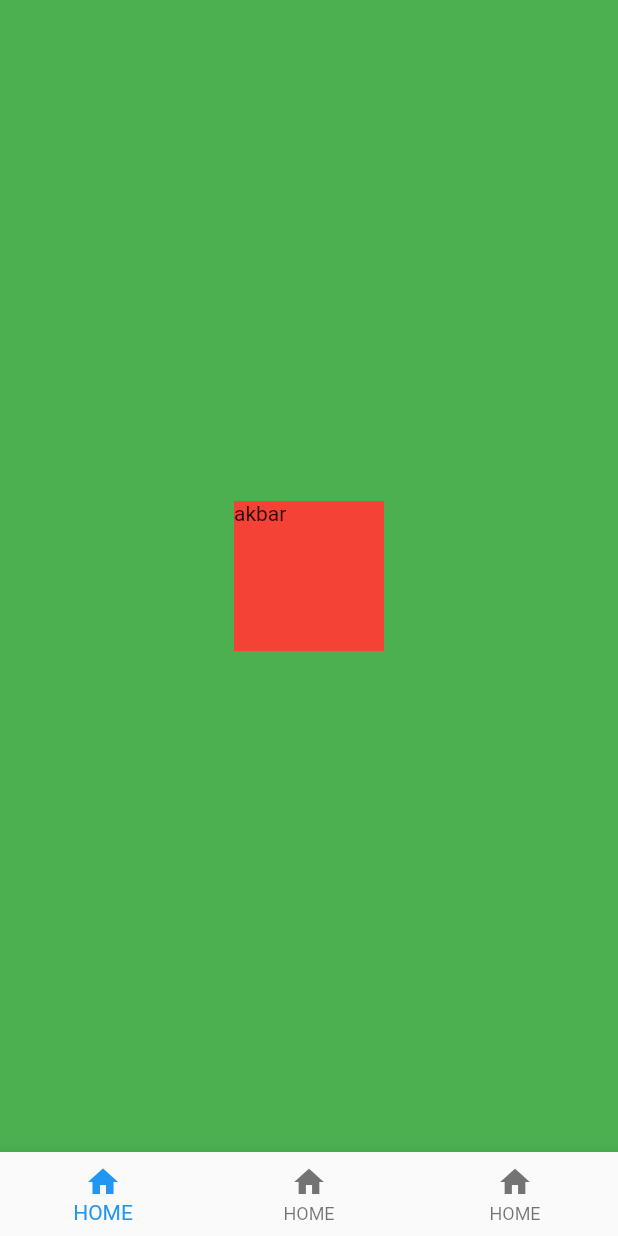
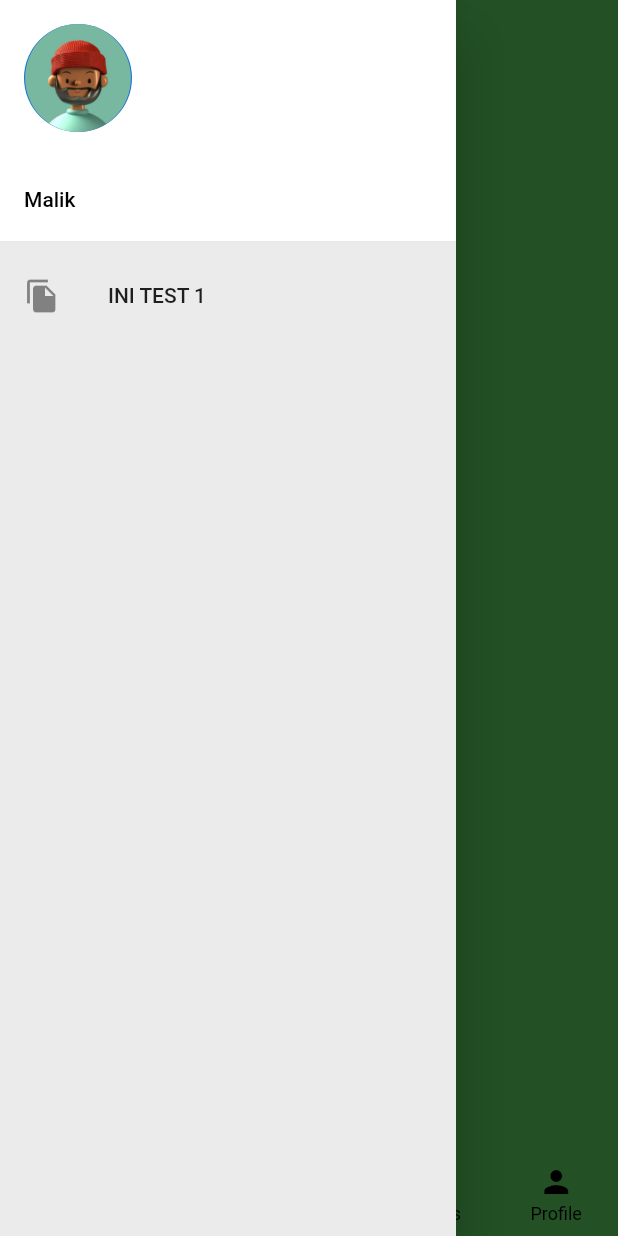
Before and after one commit to malikkhalim/Happy_Phone, a Flutter app: the screen it shows after launch, with the side drawer open (before the commit the screen has no drawer), on a phone screen of 412 x 824 dp. Run offline on Flutter 3.47's test engine with Material 2 defaults, Android fonts, the light colour scheme and no system bars.

Commit message:
new file:   assets/images/image_6.png 	modified:   lib/main.dart 	new file:   lib/navbar.dart 	modified:   pubspec.yaml

```diff
--- a/lib/main.dart
+++ b/lib/main.dart
@@ -1,9 +1,13 @@
 import "package:flutter/material.dart";
+import "package:flutter/services.dart";
+import 'package:happy_apps/navbar.dart';
 
 void main(){
   runApp(MyWidget());
 
 }
+
+
 
 class MyWidget extends StatelessWidget {
   const MyWidget({super.key});
@@ -13,27 +17,52 @@ class MyWidget extends StatelessWidget {
     return MaterialApp(
       home: Scaffold(
         backgroundColor: Colors.green,
-        body: Center(
-          child: Container(
-            height: 100,
-            width: 100,
-            color: Colors.red,
-            child: Text(
-              "akbar"
-            ),
+        drawer: NavBar(),
+        appBar: AppBar(
+          systemOverlayStyle: SystemUiOverlayStyle(
+            systemNavigationBarColor: Colors.black,
+          ),
+          backgroundColor: Colors.transparent,
+          elevation: 0,
+        ),
+        body: SafeArea(
+          child: Column(
+            children: [
+              SizedBox(height: 20),
+              Text("data")
+            ],
           ),
         ),
-        bottomNavigationBar: BottomNavigationBar(items: [
-          BottomNavigationBarItem(icon: Icon(Icons.home), label: "HOME", backgroundColor: Colors.red),
-          BottomNavigationBarItem(icon: Icon(Icons.home), label: "HOME"),
-          BottomNavigationBarItem(icon: Icon(Icons.home), label: "HOME", backgroundColor: Colors.amber),
-        ]),
-
+        bottomNavigationBar: BottomNavigationBar(
+          type: BottomNavigationBarType.fixed,
+          backgroundColor: Colors.transparent,
+          elevation: 0,
+          selectedItemColor: Colors.white,
+          unselectedItemColor: Colors.black,
+          items: [
+            BottomNavigationBarItem(
+              icon: Icon(Icons.home),
+              label: 'Home',
+          ),
+          BottomNavigationBarItem(
+              icon: Icon(Icons.chat),
+              label: 'Chat',
+          ),
+          BottomNavigationBarItem(
+              icon: Icon(Icons.play_circle_outline_sharp),
+              label: 'Explore',
+          ),
+          BottomNavigationBarItem(
+              icon: Icon(Icons.stay_current_landscape_outlined),
+              label: 'Games',
+          ),
+          BottomNavigationBarItem(
+              icon: Icon(Icons.person),
+              label: 'Profile',
+          ),
+          ],
+        )
       ),
-
-
-
-
     );
   }
 }
--- /dev/null
+++ b/lib/navbar.dart
@@ -0,0 +1,32 @@
+import 'package:flutter/material.dart';
+
+class NavBar extends StatelessWidget {
+  const NavBar({super.key});
+
+  @override
+  Widget build(BuildContext context) {
+    return Drawer(
+      child :Container(
+        color: const Color.fromRGBO(235, 235, 235, 100),
+        child: ListView(
+          children: [
+            UserAccountsDrawerHeader(
+              accountName: Text("Malik", style: TextStyle(color: Colors.black)),
+              accountEmail: null,
+              currentAccountPicture: CircleAvatar(
+                child: ClipOval(child: Image.asset("assets/images/image_6.png")),
+              ),
+              decoration:
+              BoxDecoration(color: Colors.white),
+              ),
+            ListTile(
+              leading: Icon(Icons.file_copy),
+              title: Text("INI TEST 1"),
+              onTap: () => print("TEST TAPPED"),
+            )
+          ],
+        ),
+      )
+    );
+  }
+}
--- a/pubspec.yaml
+++ b/pubspec.yaml
@@ -59,9 +59,8 @@ flutter:
   uses-material-design: true
 
   # To add assets to your application, add an assets section, like this:
-  # assets:
-  #   - images/a_dot_burr.jpeg
-  #   - images/a_dot_ham.jpeg
+  assets:
+    - assets/images/image_6.png
 
   # An image asset can refer to one or more resolution-specific "variants", see
   # https://flutter.dev/assets-and-images/#resolution-aware
```
Also changed, not shown: assets/images/image_6.png (added).
